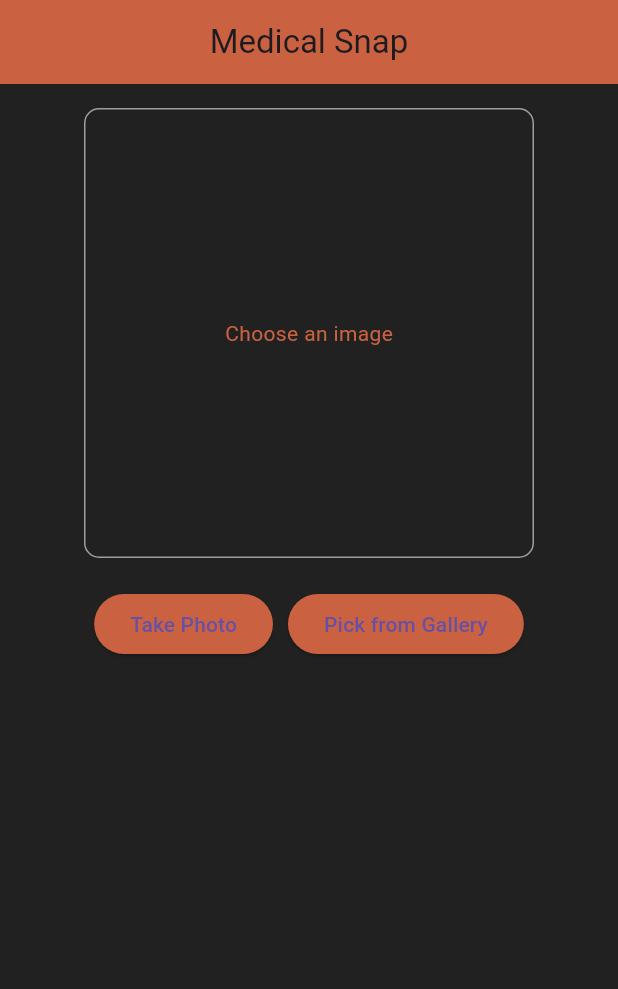
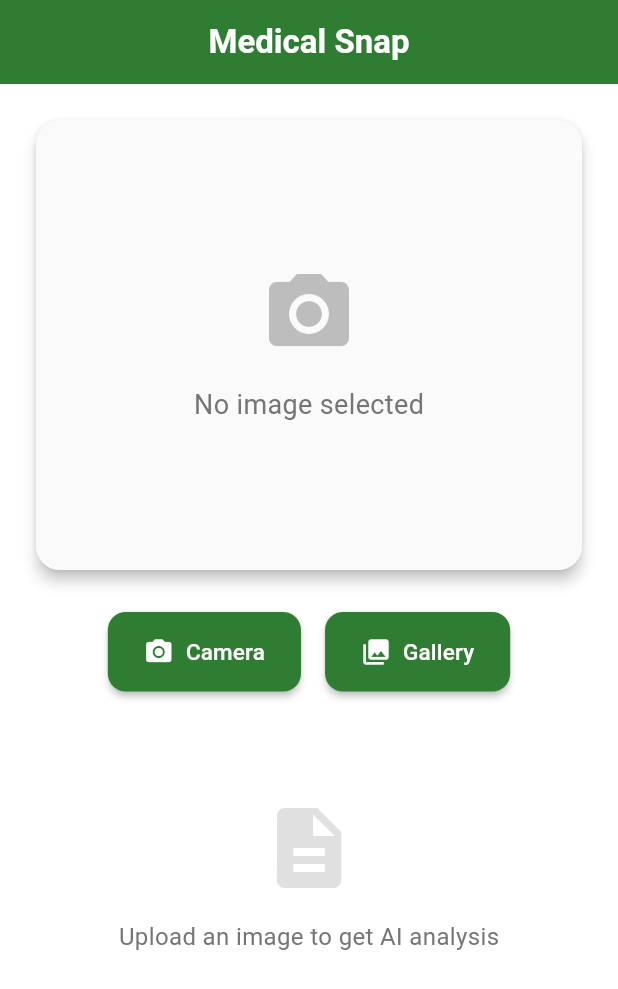
Before and after one commit to totenkopf7/medsnap, a Flutter app: the screen it shows after launch, on a phone screen of 412 x 824 dp. Shown: the top 989 px of the screen. Run offline on Flutter 3.47's test engine with Material 3 defaults, Android fonts, the phone set to English and light mode, and no system bars; our stand-ins replace image_picker.

Commit message:
Added requirements.txt

```diff
--- a/lib/home_page.dart
+++ b/lib/home_page.dart
@@ -12,14 +12,13 @@ class HomePage extends StatefulWidget {
 }
 
 class _HomePageState extends State<HomePage> {
-  dynamic _image; // Changed from File? to dynamic to handle both web and mobile
+  dynamic _image;
   String? _description;
   bool _isLoading = false;
   final _picker = ImagePicker();
 
   Future<void> _pickImage(ImageSource source) async {
     try {
-      print('Starting image pick from ${source.name}');
       final pickedFile = await _picker.pickImage(
         source: source,
         maxHeight: 1080,
@@ -28,48 +27,36 @@ class _HomePageState extends State<HomePage> {
         preferredCameraDevice: CameraDevice.rear,
       );
       if (pickedFile != null) {
-        print('Image picked successfully: ${pickedFile.path}');
         setState(() {
           _image = kIsWeb ? pickedFile : File(pickedFile.path);
           _isLoading = true;
         });
         await _analyzeImage();
-      } else {
-        print('No image selected.');
       }
     } catch (e) {
-      print('Error picking image: $e');
       setState(() {
         _isLoading = false;
       });
-      // Show error to user
       ScaffoldMessenger.of(context).showSnackBar(
-        SnackBar(content: Text('Error picking image: $e')),
+        SnackBar(content: Text('Error: $e')),
       );
     }
   }
 
   Future<void> _analyzeImage() async {
     if (_image == null) return;
-    setState(() {
-      _isLoading = true;
-    });
     try {
-      print('Starting image analysis');
       final description = await ClaudeService().analyzeImage(_image);
-      print('Analysis completed successfully');
       setState(() {
         _description = description;
         _isLoading = false;
       });
     } catch (e) {
-      print('Error analyzing image: $e');
       setState(() {
         _isLoading = false;
       });
-      // Show error to user
       ScaffoldMessenger.of(context).showSnackBar(
-        SnackBar(content: Text('Error analyzing image: $e')),
+        SnackBar(content: Text('Error: $e')),
       );
     }
   }
@@ -77,82 +64,189 @@ class _HomePageState extends State<HomePage> {
   @override
   Widget build(BuildContext context) {
     return Scaffold(
-      backgroundColor: Colors.grey[900],
+      backgroundColor: Colors.white,
       appBar: AppBar(
-        title: const Text('Medical Snap'),
+        title: const Text(
+          'Medical Snap',
+          style: TextStyle(
+            fontWeight: FontWeight.w600,
+            color: Colors.white,
+          ),
+        ),
         centerTitle: true,
-        backgroundColor: const Color.fromARGB(255, 202, 98, 66),
+        backgroundColor: Color(0xFF2E7D32), // Professional medical green
+        elevation: 0,
       ),
       body: SingleChildScrollView(
         child: Padding(
-          padding: const EdgeInsets.all(16.0),
+          padding: const EdgeInsets.all(20.0),
           child: Column(
-            mainAxisAlignment: MainAxisAlignment.center,
             children: [
-              Container(
-                height: 300,
-                width: 300,
-                decoration: BoxDecoration(
-                  border: Border.all(color: Colors.grey),
-                  borderRadius: BorderRadius.circular(10),
+              // Image Preview Card
+              Card(
+                elevation: 4,
+                shape: RoundedRectangleBorder(
+                  borderRadius: BorderRadius.circular(16),
                 ),
-                child: _image != null
-                    ? kIsWeb
-                        ? Image.network(_image.path)
-                        : Image.file(_image)
-                    : const Center(
-                        child: Text(
-                        'Choose an image',
-                        style:
-                            TextStyle(color: Color.fromARGB(255, 202, 98, 66)),
-                      )),
+                child: Container(
+                  width: double.infinity,
+                  height: 300,
+                  decoration: BoxDecoration(
+                    borderRadius: BorderRadius.circular(16),
+                    color: Colors.grey[50],
+                  ),
+                  child: _image != null
+                      ? ClipRRect(
+                          borderRadius: BorderRadius.circular(16),
+                          child: kIsWeb
+                              ? Image.network(_image.path, fit: BoxFit.cover)
+                              : Image.file(_image, fit: BoxFit.cover),
+                        )
+                      : Center(
+                          child: Column(
+                            mainAxisAlignment: MainAxisAlignment.center,
+                            children: [
+                              Icon(
+                                Icons.camera_alt,
+                                size: 64,
+                                color: Colors.grey[400],
+                              ),
+                              const SizedBox(height: 16),
+                              Text(
+                                'No image selected',
+                                style: TextStyle(
+                                  fontSize: 18,
+                                  color: Colors.grey[600],
+                                ),
+                              ),
+                            ],
+                          ),
+                        ),
+                ),
               ),
-              const SizedBox(height: 20),
+
+              const SizedBox(height: 24),
+
+              // Action Buttons
               Row(
                 mainAxisAlignment: MainAxisAlignment.center,
                 children: [
-                  ElevatedButton(
-                    style: ElevatedButton.styleFrom(
-                      backgroundColor: const Color.fromARGB(255, 202, 98, 66),
-                    ),
+                  _buildActionButton(
+                    icon: Icons.camera_alt,
+                    label: 'Camera',
                     onPressed: () => _pickImage(ImageSource.camera),
-                    child: const Text('Take Photo'),
                   ),
-                  const SizedBox(width: 10),
-                  ElevatedButton(
-                    style: ElevatedButton.styleFrom(
-                      backgroundColor: const Color.fromARGB(255, 202, 98, 66),
-                    ),
+                  const SizedBox(width: 16),
+                  _buildActionButton(
+                    icon: Icons.photo_library,
+                    label: 'Gallery',
                     onPressed: () => _pickImage(ImageSource.gallery),
-                    child: const Text('Pick from Gallery'),
                   ),
                 ],
               ),
-              const SizedBox(height: 25),
+
+              const SizedBox(height: 32),
+
+              // Loading Indicator
               if (_isLoading)
-                const Column(
+                Column(
                   children: [
-                    CircularProgressIndicator(),
-                    SizedBox(height: 10),
+                    SizedBox(
+                      width: 50,
+                      height: 50,
+                      child: CircularProgressIndicator(
+                        valueColor: AlwaysStoppedAnimation(Color(0xFF2E7D32)),
+                        strokeWidth: 3,
+                      ),
+                    ),
+                    const SizedBox(height: 16),
                     Text(
                       'Analyzing image...',
-                      style: TextStyle(color: Color.fromARGB(255, 202, 98, 66)),
+                      style: TextStyle(
+                        fontSize: 16,
+                        color: Colors.grey[700],
+                        fontWeight: FontWeight.w500,
+                      ),
                     ),
                   ],
-                )
-              else if (_description != null)
-                Container(
-                  padding: const EdgeInsets.all(16.0),
-                  decoration: BoxDecoration(
-                    color: Colors.grey[900],
-                    borderRadius: BorderRadius.circular(10),
+                ),
+
+              // Results Section
+              if (_description != null && !_isLoading)
+                Card(
+                  elevation: 4,
+                  shape: RoundedRectangleBorder(
+                    borderRadius: BorderRadius.circular(16),
                   ),
-                  child: Text(
-                    _description!,
-                    style: const TextStyle(
-                        fontSize: 16,
-                        fontFamily: 'Noto',
-                        color: Color.fromARGB(255, 202, 98, 66)),
+                  child: Padding(
+                    padding: const EdgeInsets.all(24.0),
+                    child: Column(
+                      crossAxisAlignment: CrossAxisAlignment.start,
+                      children: [
+                        Row(
+                          children: [
+                            Icon(
+                              Icons.medical_services,
+                              color: Color(0xFF2E7D32),
+                              size: 24,
+                            ),
+                            const SizedBox(width: 8),
+                            Text(
+                              'Analysis Results',
+                              style: TextStyle(
+                                fontSize: 18,
+                                fontWeight: FontWeight.w600,
+                                color: Color(0xFF2E7D32),
+                              ),
+                            ),
+                          ],
+                        ),
+                        const SizedBox(height: 16),
+                        Container(
+                          width: double.infinity,
+                          padding: const EdgeInsets.all(16),
+                          decoration: BoxDecoration(
+                            color: Colors.grey[50],
+                            borderRadius: BorderRadius.circular(12),
+                            border: Border.all(
+                              color: Colors.grey[200]!,
+                              width: 1,
+                            ),
+                          ),
+                          child: Text(
+                            _description!,
+                            style: TextStyle(
+                              fontSize: 15,
+                              color: Colors.grey[800],
+                              height: 1.5,
+                            ),
+                          ),
+                        ),
+                      ],
+                    ),
+                  ),
+                ),
+
+              // Empty State
+              if (_description == null && !_isLoading)
+                Padding(
+                  padding: const EdgeInsets.only(top: 40),
+                  child: Column(
+                    children: [
+                      Icon(
+                        Icons.description,
+                        size: 64,
+                        color: Colors.grey[300],
+                      ),
+                      const SizedBox(height: 16),
+                      Text(
+                        'Upload an image to get AI analysis',
+                        style: TextStyle(
+                          fontSize: 16,
+                          color: Colors.grey[600],
+                        ),
+                      ),
+                    ],
                   ),
                 ),
             ],
@@ -161,4 +255,37 @@ class _HomePageState extends State<HomePage> {
       ),
     );
   }
+
+  Widget _buildActionButton({
+    required IconData icon,
+    required String label,
+    required VoidCallback onPressed,
+  }) {
+    return ElevatedButton(
+      onPressed: onPressed,
+      style: ElevatedButton.styleFrom(
+        backgroundColor: Color(0xFF2E7D32),
+        foregroundColor: Colors.white,
+        padding: const EdgeInsets.symmetric(horizontal: 24, vertical: 16),
+        shape: RoundedRectangleBorder(
+          borderRadius: BorderRadius.circular(12),
+        ),
+        elevation: 2,
+      ),
+      child: Row(
+        mainAxisSize: MainAxisSize.min,
+        children: [
+          Icon(icon, size: 20),
+          const SizedBox(width: 8),
+          Text(
+            label,
+            style: const TextStyle(
+              fontWeight: FontWeight.w500,
+              fontSize: 15,
+            ),
+          ),
+        ],
+      ),
+    );
+  }
 }
```
Also changed, not shown: 1 other file.
